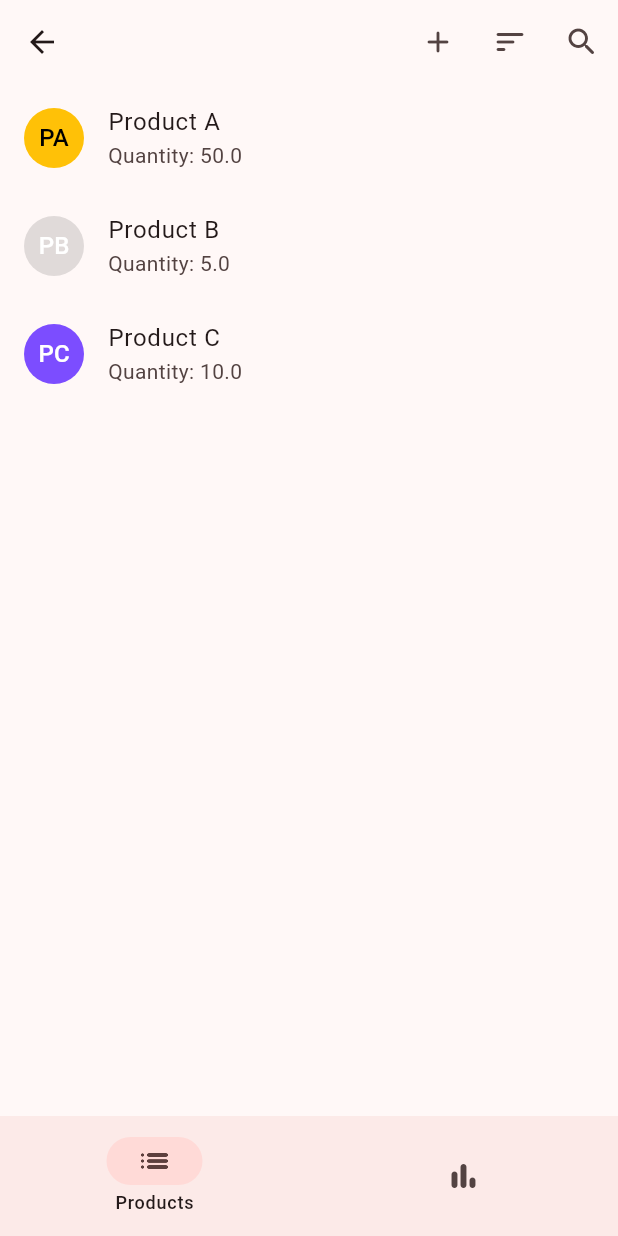
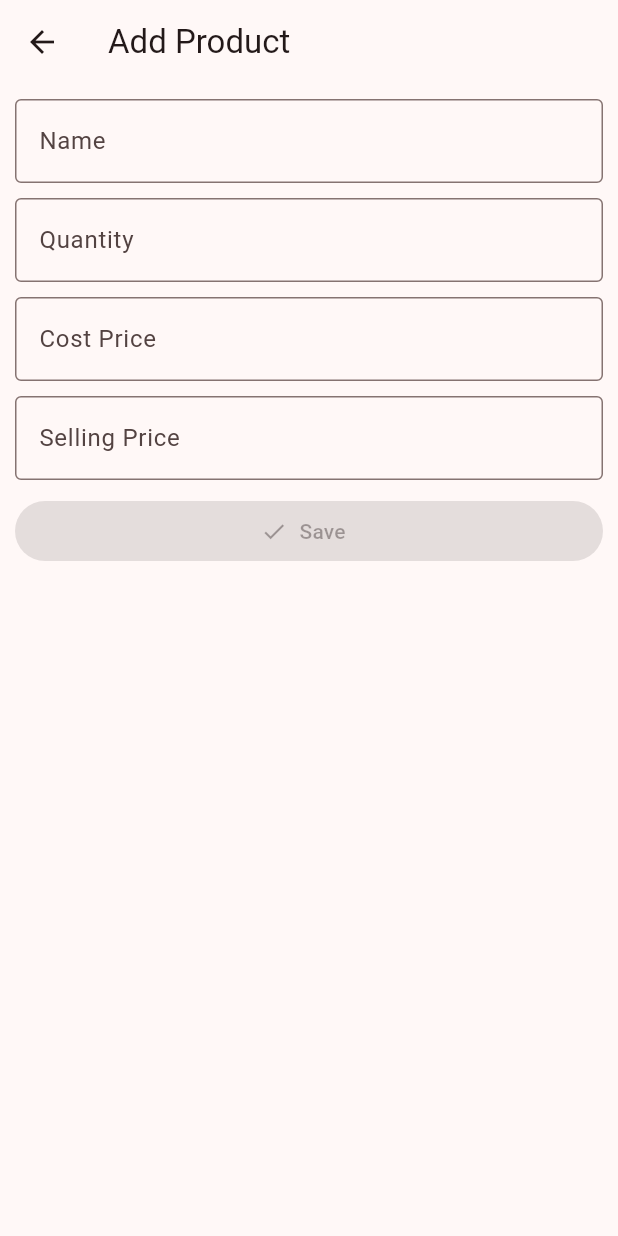
Before and after one commit to SirusCodes/stocker, a Flutter app: the ProductBaseScreen screen opened directly with empty values, after a tap on the "add" icon, on a phone screen of 412 x 824 dp. Run offline on Flutter 3.47's test engine with Material 2 defaults, Android fonts, the phone set to English and light mode, and no system bars; our stand-ins replace equatable, fl_chart, flutter_riverpod; missing offline and left inert: flex_color_picker.

Commit message:
feat: add save product screen

```diff
--- a/lib/features/category/domain/models/category_model/category_model.dart
+++ b/lib/features/category/domain/models/category_model/category_model.dart
@@ -1,3 +1,4 @@
+import 'package:equatable/equatable.dart';
 import 'package:flutter/material.dart';
 import 'package:json_annotation/json_annotation.dart';
 
@@ -6,14 +7,16 @@ import '../../../../../utils/color_serializer.dart';
 part 'category_model.g.dart';
 
 @JsonSerializable()
-class CategoryModel {
+class CategoryModel extends Equatable {
   final String name;
+  final String? id;
   final int productCount;
 
   @ColorSerializer()
   final Color color;
 
   const CategoryModel({
+    this.id,
     required this.name,
     required this.color,
     required this.productCount,
@@ -23,4 +26,7 @@ class CategoryModel {
       _$CategoryModelFromJson(json);
 
   Map<String, dynamic> toJson() => _$CategoryModelToJson(this);
+
+  @override
+  List<Object?> get props => [id, name, productCount, color];
 }
--- a/lib/features/product/domain/models/product_model/product_model.dart
+++ b/lib/features/product/domain/models/product_model/product_model.dart
@@ -1,5 +1,5 @@
 import 'package:equatable/equatable.dart';
-import 'package:flutter/cupertino.dart';
+import 'package:flutter/material.dart';
 import 'package:json_annotation/json_annotation.dart';
 
 import '../../../../../utils/color_serializer.dart';
@@ -8,18 +8,21 @@ part 'product_model.g.dart';
 
 @JsonSerializable()
 class ProductModel extends Equatable {
-  final String name;
+  final String name, categoryId;
+  final String? id;
   final double costPrice, sellingPrice, quantity;
 
-  @ColorSerializer()
-  final Color color;
+  @NullableColorSerializer()
+  final Color? color;
 
   const ProductModel({
+    this.id,
+    this.color,
+    required this.categoryId,
     required this.name,
     required this.costPrice,
     required this.sellingPrice,
     required this.quantity,
-    required this.color,
   });
 
   factory ProductModel.fromJson(Map<String, dynamic> json) =>
@@ -29,6 +32,8 @@ class ProductModel extends Equatable {
 
   @override
   List<Object?> get props => [
+        id,
+        categoryId,
         name,
         costPrice,
         sellingPrice,
--- a/lib/features/product/presentation/product_base_screen.dart
+++ b/lib/features/product/presentation/product_base_screen.dart
@@ -7,6 +7,7 @@ import '../../category/domain/domain.dart';
 import '../providers/category_provider.dart';
 import '../widgets/product_list_section.dart';
 import '../widgets/product_statistics_section.dart';
+import 'save_product_screen.dart';
 
 class ProductBaseScreen extends StatefulWidget {
   const ProductBaseScreen({Key? key, required this.category}) : super(key: key);
@@ -39,7 +40,10 @@ class _ProductBaseScreenState extends State<ProductBaseScreen> {
           actions: _selectedSection == 0
               ? [
                   IconButton(
-                    onPressed: () {},
+                    onPressed: () => Navigator.pushNamed(
+                      context,
+                      SaveProductScreen.path,
+                    ),
                     icon: const Icon(Icons.add_rounded),
                   ),
                   SortButton(
--- /dev/null
+++ b/lib/features/product/presentation/save_product_screen.dart
@@ -0,0 +1,165 @@
+import 'package:equatable/equatable.dart';
+import 'package:flutter/material.dart';
+import 'package:flutter/services.dart';
+
+import '../domain/domain.dart';
+
+class SaveProductScreenArguments extends Equatable {
+  final ProductModel? product;
+  final String categoryId;
+
+  const SaveProductScreenArguments({
+    this.product,
+    required this.categoryId,
+  });
+
+  @override
+  List<Object?> get props => [product, categoryId];
+}
+
+class SaveProductScreen extends StatefulWidget {
+  const SaveProductScreen({
+    Key? key,
+    this.arguments,
+  }) : super(key: key);
+
+  final SaveProductScreenArguments? arguments;
+
+  static const path = "/save-product";
+
+  @override
+  State<SaveProductScreen> createState() => _SaveProductScreenState();
+}
+
+class _SaveProductScreenState extends State<SaveProductScreen> {
+  late final TextEditingController _nameController;
+  late final TextEditingController _costPriceController;
+  late final TextEditingController _sellingPriceController;
+  late final TextEditingController _quantityController;
+
+  late final ProductModel? _product;
+
+  @override
+  void initState() {
+    super.initState();
+    _product = widget.arguments?.product;
+
+    _nameController = TextEditingController(text: _product?.name);
+    _costPriceController = TextEditingController(
+      text: _product?.costPrice.toString(),
+    );
+    _sellingPriceController = TextEditingController(
+      text: _product?.sellingPrice.toString(),
+    );
+    _quantityController = TextEditingController(
+      text: _product?.quantity.toString(),
+    );
+  }
+
+  @override
+  Widget build(BuildContext context) {
+    return Scaffold(
+      appBar: AppBar(
+        title: Text("${_product == null ? "Add" : "Update"} Product"),
+      ),
+      body: Padding(
+        padding: const EdgeInsets.all(10.0),
+        child: Column(
+          children: [
+            TextField(
+              controller: _nameController,
+              decoration: const InputDecoration(
+                labelText: "Name",
+                hintText: "Category name",
+              ),
+            ),
+            const SizedBox(height: 10),
+            TextField(
+              controller: _quantityController,
+              keyboardType: TextInputType.number,
+              inputFormatters: [
+                FilteringTextInputFormatter.allow(RegExp("[0-9.]"))
+              ],
+              decoration: const InputDecoration(
+                labelText: "Quantity",
+                hintText: "100",
+              ),
+            ),
+            const SizedBox(height: 10),
+            TextField(
+              controller: _costPriceController,
+              keyboardType: TextInputType.number,
+              inputFormatters: [
+                FilteringTextInputFormatter.allow(RegExp("[0-9.]"))
+              ],
+              decoration: const InputDecoration(
+                labelText: "Cost Price",
+                hintText: "1000",
+              ),
+            ),
+            const SizedBox(height: 10),
+            TextField(
+              controller: _sellingPriceController,
+              keyboardType: TextInputType.number,
+              inputFormatters: [
+                FilteringTextInputFormatter.allow(RegExp("[0-9.]"))
+              ],
+              decoration: const InputDecoration(
+                labelText: "Selling Price",
+                hintText: "1100",
+              ),
+            ),
+            const SizedBox(height: 10),
+            SizedBox(
+              width: double.maxFinite,
+              child: AnimatedBuilder(
+                animation: Listenable.merge([
+                  _nameController,
+                  _costPriceController,
+                  _quantityController,
+                  _sellingPriceController,
+                ]),
+                builder: (context, child) => ElevatedButton.icon(
+                  onPressed: _canSave ? () {} : null,
+                  icon: const Icon(Icons.check),
+                  label: const Text("Save"),
+                ),
+              ),
+            ),
+          ],
+        ),
+      ),
+    );
+  }
+
+  bool get _canSave {
+    final _name = _nameController.text;
+    final _quantity = double.tryParse(_quantityController.text);
+    final _costPrice = double.tryParse(_costPriceController.text);
+    final _sellPrice = double.tryParse(_sellingPriceController.text);
+
+    if (_name.isEmpty ||
+        _quantityController.text.isEmpty ||
+        _costPriceController.text.isEmpty ||
+        _sellingPriceController.text.isEmpty) return false;
+
+    final _isNameChanged = _name.isNotEmpty && _name != _product?.name;
+    if (_isNameChanged) return true;
+
+    final _isQuantityChanged =
+        _quantity != null && _quantity >= 0 && _quantity != _product?.quantity;
+    if (_isQuantityChanged) return true;
+
+    final _isCostChanged = _costPrice != null &&
+        _costPrice >= 0 &&
+        _costPrice != _product?.costPrice;
+    if (_isCostChanged) return true;
+
+    final _sellChanged = _sellPrice != null &&
+        _sellPrice >= 0 &&
+        _sellPrice != _product?.sellingPrice;
+    if (_sellChanged) return true;
+
+    return false;
+  }
+}
--- a/lib/shared/widgets/product_list_tile.dart
+++ b/lib/shared/widgets/product_list_tile.dart
@@ -1,10 +1,13 @@
 import 'package:flutter/material.dart';
 
+import '../../enums/enums.dart';
 import '../../extensions/extensions.dart';
 import '../../features/product/domain/domain.dart';
+import '../../features/product/presentation/save_product_screen.dart';
 
 const mockProducts = [
   ProductModel(
+    categoryId: "cat",
     name: "Product A",
     costPrice: 10,
     sellingPrice: 20,
@@ -12,6 +15,7 @@ const mockProducts = [
     color: Colors.amber,
   ),
   ProductModel(
+    categoryId: "cat",
     name: "Product B",
     costPrice: 10,
     sellingPrice: 20,
@@ -19,6 +23,7 @@ const mockProducts = [
     color: Colors.black12,
   ),
   ProductModel(
+    categoryId: "cat",
     name: "Product C",
     costPrice: 10,
     sellingPrice: 20,
@@ -43,7 +48,7 @@ class ProductListTile extends StatelessWidget {
             child: Text(
               product.name.avatarString,
               style: TextStyle(
-                color: product.color.blackOrWhiteForForeground,
+                color: product.color!.blackOrWhiteForForeground,
               ),
             ),
           ),
@@ -51,6 +56,39 @@ class ProductListTile extends StatelessWidget {
       ),
       title: Text(product.name),
       subtitle: Text("Quantity: ${product.quantity}"),
+      trailing: PopupMenuButton<ListMenu>(
+        tooltip: "Category menu",
+        onSelected: (value) {
+          switch (value) {
+            case ListMenu.edit:
+              Navigator.pushNamed(
+                context,
+                SaveProductScreen.path,
+                arguments: SaveProductScreenArguments(
+                  categoryId: product.categoryId,
+                  product: product,
+                ),
+              );
+              break;
+            case ListMenu.delete:
+              // TODO: Handle delete case
+              break;
+          }
+        },
+        itemBuilder: (context) => [
+          const PopupMenuItem(
+            value: ListMenu.edit,
+            child: Text("Edit"),
+          ),
+          PopupMenuItem(
+            value: ListMenu.delete,
+            child: Text(
+              "Delete",
+              style: TextStyle(color: Colors.red.shade400),
+            ),
+          ),
+        ],
+      ),
       onTap: () {},
     );
   }
--- a/lib/utils/color_serializer.dart
+++ b/lib/utils/color_serializer.dart
@@ -10,3 +10,13 @@ class ColorSerializer extends JsonConverter<Color, int> {
   @override
   int toJson(Color object) => object.value;
 }
+
+class NullableColorSerializer extends JsonConverter<Color?, int?> {
+  const NullableColorSerializer();
+
+  @override
+  Color? fromJson(int? json) => json != null ? Color(json) : null;
+
+  @override
+  int? toJson(Color? object) => object?.value;
+}
--- a/lib/utils/route_generator.dart
+++ b/lib/utils/route_generator.dart
@@ -4,6 +4,7 @@ import '../features/category/domain/domain.dart';
 import '../features/category/presentation/save_category_screen.dart';
 import '../features/home/presentation/home_base.dart';
 import '../features/product/presentation/product_base_screen.dart';
+import '../features/product/presentation/save_product_screen.dart';
 import '../features/transaction/presentation/transaction_history_screen.dart';
 import '../features/users/presentation/profile_screen.dart';
 import '../features/users/presentation/update_password_screen.dart';
@@ -35,6 +36,11 @@ class RouteGenerator {
         return MaterialPageRoute(
           builder: (_) => ProductBaseScreen(category: category),
         );
+      case SaveProductScreen.path:
+        final args = settings.arguments as SaveProductScreenArguments?;
+        return MaterialPageRoute(
+          builder: (_) => SaveProductScreen(arguments: args),
+        );
       default:
         return MaterialPageRoute(builder: (context) => const HomeBase());
     }
```
Also changed, not shown: lib/features/category/domain/models/category_model/category_model.g.dart, lib/features/product/domain/models/product_model/product_model.g.dart.
